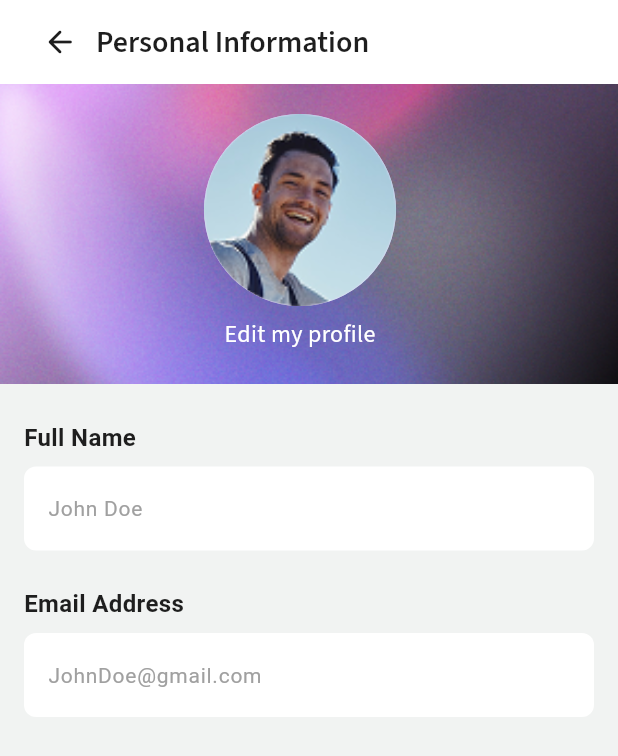
After one commit to rhzarzky/ta-booking-apps, a Flutter app: the ProfileScreen screen opened directly, after a tap on "Personal Information", on a phone screen of 412 x 824 dp. The commit adds this screen. Shown: the top 756 px of the screen. Run offline on Flutter 3.47's test engine with Material 3 defaults, Android fonts, the phone set to English and light mode, and no system bars; our stand-ins replace fl_chart, flutter_svg, google_fonts; Roboto replaces fonts that are missing (Ubuntu).

Commit message:
complete screen profile

```diff
--- /dev/null
+++ b/appointly/lib/module/profile/presentation/screen/personal_info_screen.dart
@@ -0,0 +1,178 @@
+import 'package:appointly/core/theme/color_pallete.dart';
+import 'package:appointly/module/profile/presentation/screen/profile_screen.dart';
+import 'package:appointly/module/profile/presentation/widget/button.dart';
+import 'package:appointly/module/profile/presentation/widget/field_profile.dart';
+import 'package:google_fonts/google_fonts.dart';
+import 'package:flutter/material.dart';
+
+class PersonalInfoScreen extends StatefulWidget {
+  const PersonalInfoScreen({super.key});
+
+  @override
+  State<PersonalInfoScreen> createState() => _PersonalInfoScreenState();
+}
+
+class _PersonalInfoScreenState extends State<PersonalInfoScreen> {
+  final formKey = GlobalKey<FormState>();
+  final emailController = TextEditingController();
+  final fullNameController = TextEditingController();
+
+  @override
+  void initState() {
+    super.initState();
+    // Add listeners to the controllers to update the UI when text changes
+    emailController.addListener(_updateButtonVisibility);
+    fullNameController.addListener(_updateButtonVisibility);
+  }
+
+  @override
+  void dispose() {
+    emailController.removeListener(_updateButtonVisibility);
+    fullNameController.removeListener(_updateButtonVisibility);
+    emailController.dispose();
+    fullNameController.dispose();
+    super.dispose();
+  }
+
+  void _updateButtonVisibility() {
+    setState(() {
+      // This will trigger a rebuild of the widget with the updated button visibility
+    });
+  }
+
+  bool _areFieldsFilled() {
+    return fullNameController.text.isNotEmpty &&
+        emailController.text.isNotEmpty;
+  }
+
+  @override
+  Widget build(BuildContext context) {
+    final bool isKeyboardVisible = MediaQuery.of(context).viewInsets.bottom > 0;
+
+    return Scaffold(
+      backgroundColor: ColorPallete.backgroundBody,
+      appBar: _buildAppBar(),
+      body: ListView(
+        children: [
+          _buildProfileHeader(),
+          _fieldItem(isKeyboardVisible),
+        ],
+      ),
+    );
+  }
+
+  AppBar _buildAppBar() {
+    return AppBar(
+      backgroundColor: Colors.white,
+      automaticallyImplyLeading: false,
+      title: Row(
+        children: [
+          IconButton(
+            onPressed: () {
+              Navigator.pop(context);
+            },
+            icon: const Icon(
+              Icons.arrow_back_rounded,
+              color: ColorPallete.darkBlack,
+            ),
+          ),
+          Text(
+            'Personal Information',
+            style: GoogleFonts.sourceSans3(
+              fontSize: 20,
+              color: ColorPallete.darkBlack,
+              fontWeight: FontWeight.w600,
+            ),
+          ),
+        ],
+      ),
+    );
+  }
+
+  Widget _buildProfileHeader() {
+    return Stack(
+      clipBehavior: Clip.none,
+      children: [
+        Container(
+          height: 200,
+          width: double.infinity,
+          decoration: BoxDecoration(
+            image: DecorationImage(
+                image: AssetImage('assets/image/Gradient-BG.png'),
+                fit: BoxFit.cover),
+          ),
+        ),
+        Positioned(
+          left: 136,
+          top: 20,
+          child: Column(
+            children: [
+              CircleAvatar(
+                backgroundImage: AssetImage('assets/image/avatar.png'),
+                radius: 64,
+              ),
+              SizedBox(
+                height: 8.0,
+              ),
+              Text(
+                'Edit my profile',
+                style: GoogleFonts.sourceSans3(
+                  fontSize: 16,
+                  fontWeight: FontWeight.w400,
+                  color: Colors.white,
+                ),
+              )
+            ],
+          ),
+        )
+      ],
+    );
+  }
+
+  Widget _fieldItem(bool isKeyboardVisible) {
+    return Expanded(
+      child: Padding(
+        padding: const EdgeInsets.only(
+          top: 24.0,
+          bottom: 24.0,
+          left: 16.0,
+          right: 16.0,
+        ),
+        child: Column(
+          children: [
+            FieldProfile(
+              labelText: 'Full Name',
+              hintText: 'John Doe',
+              controller: fullNameController,
+            ),
+            SizedBox(
+              height: 24.0,
+            ),
+            FieldProfile(
+              labelText: 'Email Address',
+              hintText: 'JohnDoe@gmail.com',
+              controller: emailController,
+            ),
+            SizedBox(
+              height: isKeyboardVisible ? 24.0 : 320.0,
+            ),
+            Visibility(
+              visible: _areFieldsFilled(),
+              child: Button(
+                text: 'Save Changes',
+                onTap: () {
+                  Navigator.push(
+                    context,
+                    MaterialPageRoute(
+                      builder: (context) => ProfileScreen(),
+                    ),
+                  );
+                },
+              ),
+            ),
+          ],
+        ),
+      ),
+    );
+  }
+}
--- a/appointly/lib/module/profile/presentation/screen/profile_screen.dart
+++ b/appointly/lib/module/profile/presentation/screen/profile_screen.dart
@@ -1,4 +1,7 @@
 import 'package:appointly/core/theme/color_pallete.dart';
+import 'package:appointly/module/onboarding/presentation/screen/onboarding_screen.dart';
+import 'package:appointly/module/profile/presentation/screen/change_password_screen.dart';
+import 'package:appointly/module/profile/presentation/screen/personal_info_screen.dart';
 import 'package:flutter/material.dart';
 import 'package:google_fonts/google_fonts.dart';
 import 'package:flutter_svg/flutter_svg.dart';
@@ -11,27 +14,31 @@ class ProfileScreen extends StatefulWidget {
 }
 
 class _ProfileScreenState extends State<ProfileScreen> {
+  bool showOnboarding = true;
+
   final List<Map<String, dynamic>> settingsItems = [
     {
       'iconPath': 'assets/icons/icon-profile.svg',
       'title': 'Personal Information',
-      'onTap': () {},
       'titleColor': null,
     },
     {
       'iconPath': 'assets/icons/icon-security.svg',
       'title': 'Change Password',
-      'onTap': () {},
       'titleColor': null,
     },
     {
       'iconPath': 'assets/icons/icon-logout.svg',
       'title': 'Logout Account',
-      'onTap': () {},
       'titleColor': ColorPallete.redCinnabar,
     },
-    // Add more items as needed
   ];
+
+  void completeOnboarding() {
+    setState(() {
+      showOnboarding = false;
+    });
+  }
 
   @override
   Widget build(BuildContext context) {
@@ -122,7 +129,7 @@ class _ProfileScreenState extends State<ProfileScreen> {
         crossAxisAlignment: CrossAxisAlignment.start,
         children: [
           Padding(
-            padding: const EdgeInsets.symmetric(horizontal: 24.0),
+            padding: const EdgeInsets.symmetric(horizontal: 16.0),
             child: Text(
               'Account Settings',
               style: GoogleFonts.ubuntu(
@@ -142,7 +149,32 @@ class _ProfileScreenState extends State<ProfileScreen> {
               return _buildSettingItem(
                 iconPath: item['iconPath'],
                 title: item['title'],
-                onTap: item['onTap'],
+                onTap: () {
+                  if (index == 0) {
+                    Navigator.push(
+                      context,
+                      MaterialPageRoute(
+                        builder: (context) => const PersonalInfoScreen(),
+                      ),
+                    );
+                  } else if (index == 1) {
+                    Navigator.push(
+                      context,
+                      MaterialPageRoute(
+                        builder: (context) => const ChangePasswordScreen(),
+                      ),
+                    );
+                  } else if (index == 2) {
+                    Navigator.push(
+                      context,
+                      MaterialPageRoute(
+                        builder: (context) => OnboardingScreen(
+                          onComplete: completeOnboarding,
+                        ),
+                      ),
+                    );
+                  }
+                },
                 titleColor: item['titleColor'],
               );
             },
--- /dev/null
+++ b/appointly/lib/module/profile/presentation/widget/field_profile.dart
@@ -0,0 +1,81 @@
+import 'package:appointly/core/theme/color_pallete.dart';
+import 'package:flutter/material.dart';
+import 'package:google_fonts/google_fonts.dart';
+
+class FieldProfile extends StatelessWidget {
+  final String hintText;
+  final bool isPassword;
+  final bool isOptional;
+  final TextEditingController controller;
+  final String labelText;
+  const FieldProfile(
+      {super.key,
+      required this.hintText,
+      required this.controller,
+      required this.labelText,
+      this.isOptional = false,
+      this.isPassword = false});
+
+  @override
+  Widget build(BuildContext context) {
+    bool isPasswordVisible = false;
+    return Column(
+      crossAxisAlignment: CrossAxisAlignment.start,
+      children: [
+        Text(
+          labelText,
+          style: GoogleFonts.ubuntu(
+            fontSize: 16,
+            fontWeight: FontWeight.w600,
+            color: ColorPallete.darkBlack,
+          ),
+        ),
+        SizedBox(height: 8),
+        StatefulBuilder(builder: (context, setState) {
+          return TextFormField(
+            controller: controller,
+            obscureText: isPassword && !isPasswordVisible,
+            decoration: InputDecoration(
+              hintText: hintText,
+              hintStyle: TextStyle(
+                color: ColorPallete.darkGreySilver,
+                fontSize: 14,
+              ),
+              filled: true,
+              fillColor: Colors.white,
+              border: OutlineInputBorder(
+                borderRadius: BorderRadius.circular(8),
+                borderSide: BorderSide.none,
+              ),
+              enabledBorder: OutlineInputBorder(
+                borderRadius: BorderRadius.circular(8),
+                borderSide: BorderSide.none,
+              ),
+              suffixIcon: isPassword
+                  ? IconButton(
+                      icon: Icon(
+                        isPasswordVisible
+                            ? Icons.visibility
+                            : Icons.visibility_off,
+                        color: ColorPallete.darkGreySilver,
+                      ),
+                      onPressed: () {
+                        setState(() {
+                          isPasswordVisible = !isPasswordVisible;
+                        });
+                      },
+                    )
+                  : null,
+            ),
+            validator: (value) {
+              if (isOptional && value!.isEmpty) {
+                return '$labelText is required';
+              }
+              return null;
+            },
+          );
+        })
+      ],
+    );
+  }
+}
--- a/appointly/pubspec.yaml
+++ b/appointly/pubspec.yaml
@@ -32,6 +32,7 @@ dev_dependencies:
   google_fonts: ^6.2.1
   flutter_svg_provider: ^1.0.7
   fl_chart: ^0.70.2
+  image_input: ^0.0.5
 
 
 flutter_launcher_icons:
```
Also changed, not shown: appointly/lib/module/profile/presentation/screen/change_password_screen.dart (added, +140 -0 lines), appointly/lib/module/profile/presentation/widget/button.dart (added, +36 -0 lines), appointly/pubspec.lock, 3 other files.
